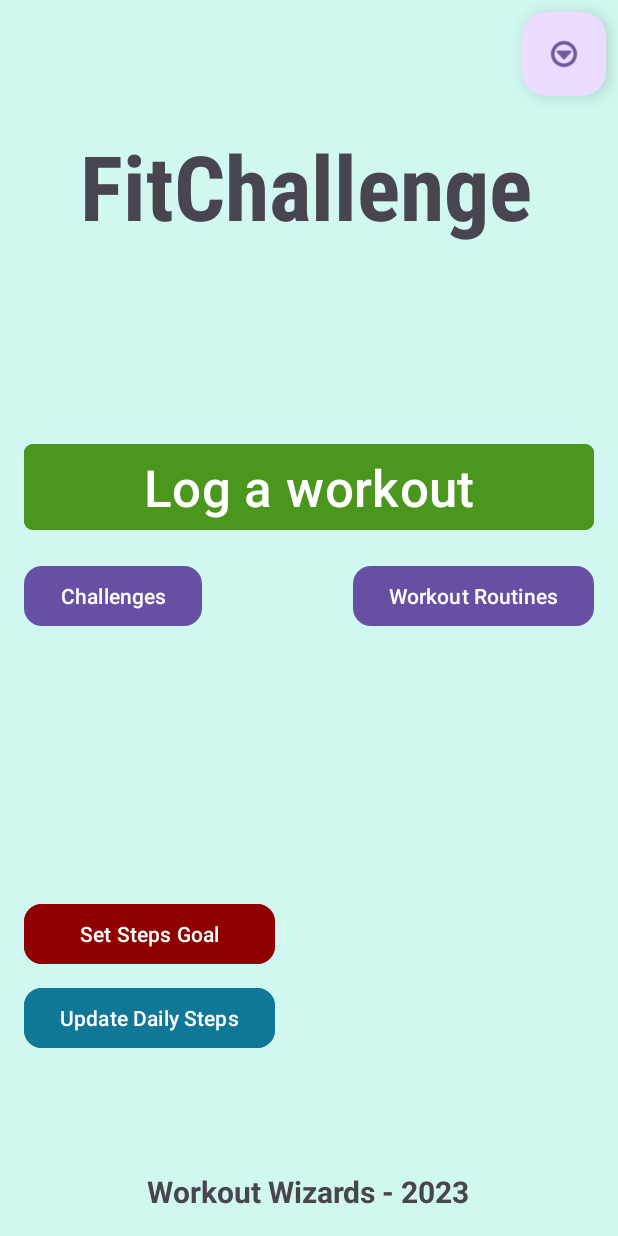
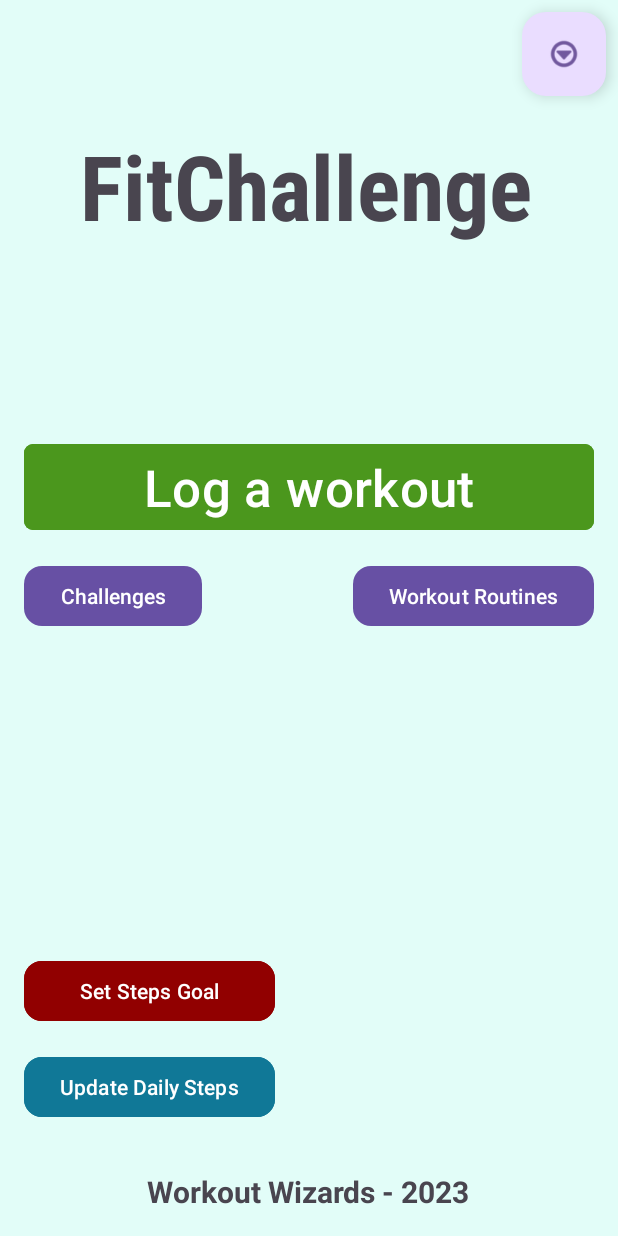
Before and after one commit to Venom-0ff/FitChallenge, an Android app: the layout activity_main.xml on its own in the app's theme, with its tools: preview values and no code run, on a phone screen of 412 x 824 dp. Run offline under Robolectric (Android 15) with nearby library versions, the phone set to English and light mode, and no system bars.

Commit message:
Tired and working through the pain

```diff
--- a/app/src/main/res/layout/activity_main.xml
+++ b/app/src/main/res/layout/activity_main.xml
@@ -4,7 +4,7 @@
     xmlns:tools="http://schemas.android.com/tools"
     android:layout_width="match_parent"
     android:layout_height="match_parent"
-    android:background="#D0F8F0"
+    android:background="#E2FDF8"
     tools:context=".MainActivity">
 
     <TextView
@@ -76,15 +76,15 @@
         android:layout_width="0dp"
         android:layout_height="wrap_content"
         android:layout_marginStart="16dp"
+        android:layout_marginBottom="16dp"
         android:backgroundTint="#910000"
         android:onClick="onGoalsButtonClick"
         android:text="@string/set_goals"
         app:cornerRadius="12dp"
-        app:layout_constraintBottom_toBottomOf="parent"
+        app:layout_constraintBottom_toTopOf="@+id/button5"
         app:layout_constraintEnd_toEndOf="@+id/button5"
         app:layout_constraintHorizontal_bias="0.0"
-        app:layout_constraintStart_toStartOf="parent"
-        app:layout_constraintTop_toBottomOf="@+id/button3" />
+        app:layout_constraintStart_toStartOf="parent" />
 
     <TextView
         android:id="@+id/textView3"
@@ -129,12 +129,12 @@
         android:layout_width="wrap_content"
         android:layout_height="wrap_content"
         android:layout_marginStart="16dp"
-        android:layout_marginTop="8dp"
+        android:layout_marginBottom="32dp"
         android:backgroundTint="#107897"
         android:onClick="onUpdateGoalsButtonClick"
         android:text="Update Daily Steps"
         app:cornerRadius="12dp"
-        app:layout_constraintStart_toStartOf="parent"
-        app:layout_constraintTop_toBottomOf="@+id/button2" />
+        app:layout_constraintBottom_toTopOf="@+id/textView2"
+        app:layout_constraintStart_toStartOf="parent" />
 
 </androidx.constraintlayout.widget.ConstraintLayout>
```
Also changed, not shown: app/src/main/java/com/workoutwizards/fitchallenge/RoutinesActivity.kt (+16 -0 lines), app/src/main/res/layout/recycler_routine_item.xml (added, +77 -0 lines).
